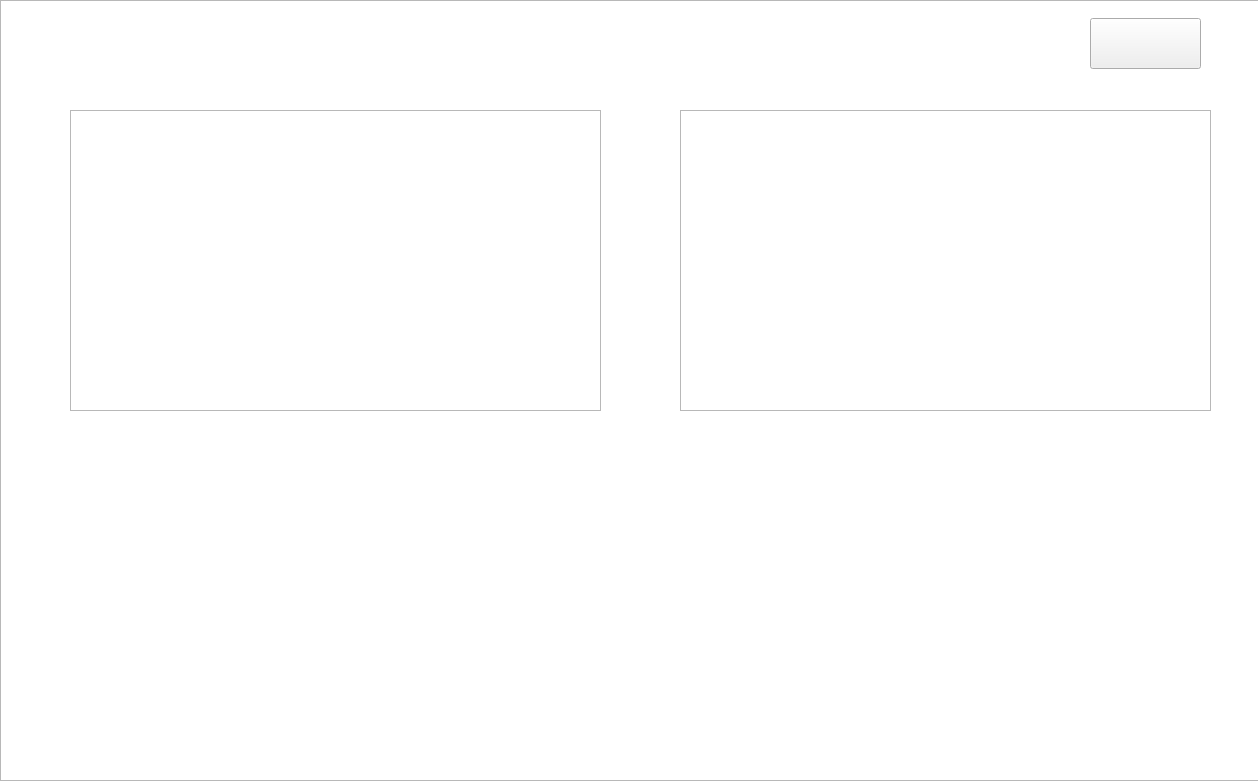
The window that ui/view.ui (Algostu/chungyo) describes before a commit, drawn with Qt 5.
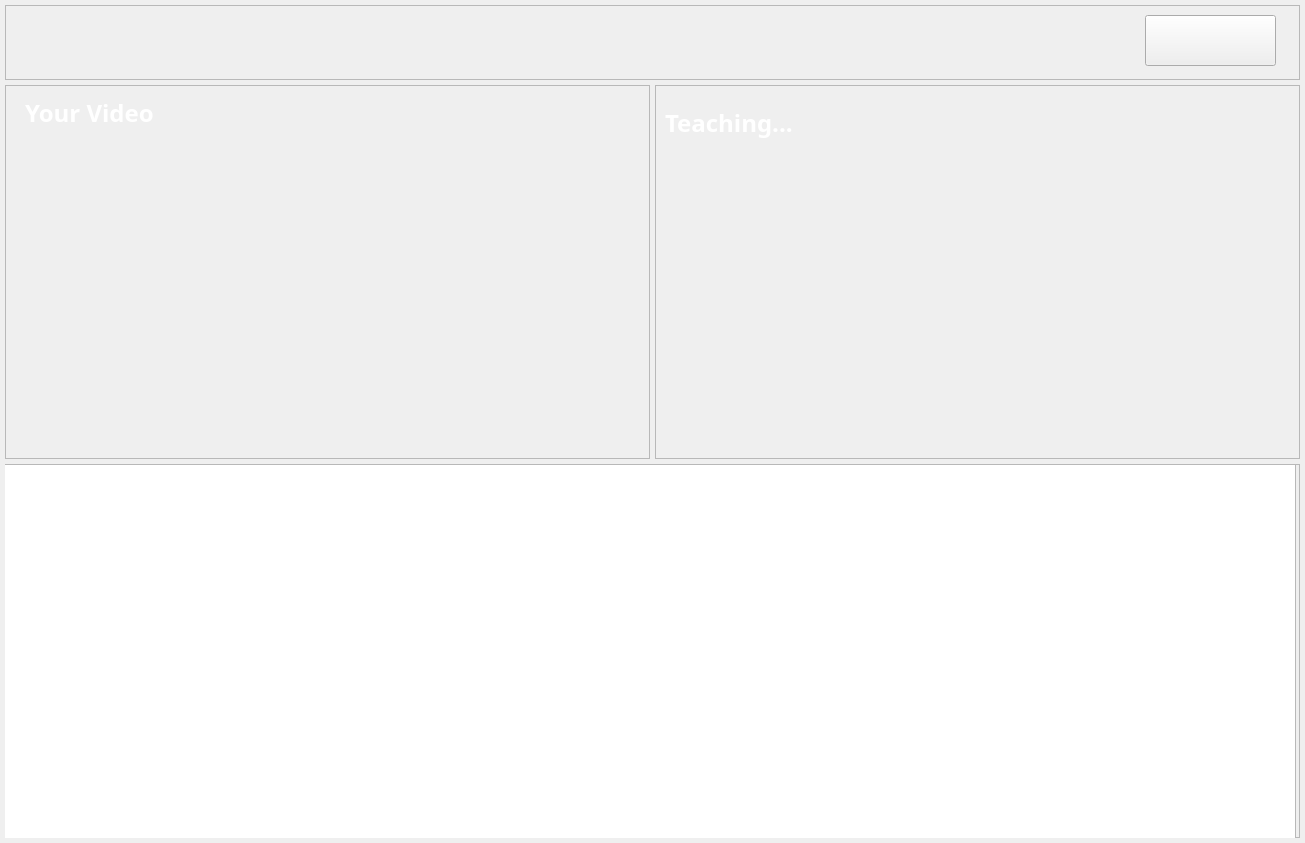
The same window after the commit. Icons and pictures are not drawn.

The edit to the form file:
```diff
--- a/ui/view.ui
+++ b/ui/view.ui
@@ -6,8 +6,8 @@
    <rect>
     <x>0</x>
     <y>0</y>
-    <width>1258</width>
-    <height>781</height>
+    <width>1305</width>
+    <height>843</height>
    </rect>
   </property>
   <property name="windowTitle">
@@ -17,12 +17,36 @@
    <string notr="true"># background-image: url(:/overall/image/back.png);</string>
   </property>
   <widget class="QWidget" name="centralwidget">
+   <layout class="QGridLayout" name="gridLayout" rowstretch="1,5,5">
+    <property name="leftMargin">
+     <number>5</number>
+    </property>
+    <property name="topMargin">
+     <number>5</number>
+    </property>
+    <property name="rightMargin">
+     <number>5</number>
+    </property>
+    <property name="bottomMargin">
+     <number>5</number>
+    </property>
+    <property name="spacing">
+     <number>5</number>
+    </property>
+    <item row="0" column="0" colspan="2">
+     <widget class="QFrame" name="frame_4">
+      <property name="frameShape">
+       <enum>QFrame::StyledPanel</enum>
+      </property>
+      <property name="frameShadow">
+       <enum>QFrame::Raised</enum>
+      </property>
    <widget class="QLabel" name="label">
     <property name="geometry">
      <rect>
-      <x>61</x>
-      <y>19</y>
-      <width>201</width>
+         <x>20</x>
+         <y>10</y>
+         <width>231</width>
       <height>37</height>
      </rect>
     </property>
@@ -34,47 +58,39 @@
      <string/>
     </property>
    </widget>
-   <widget class="QLabel" name="label_2">
+      <widget class="QPushButton" name="next">
     <property name="geometry">
      <rect>
-      <x>61</x>
-      <y>67</y>
-      <width>555</width>
-      <height>364</height>
+         <x>1140</x>
+         <y>10</y>
+         <width>131</width>
+         <height>51</height>
      </rect>
     </property>
     <property name="styleSheet">
-     <string notr="true">border-image: url(:/overall/image/gray_rectangle.png);
-</string>
+        <string notr="true">border-image: url(:/overall/image/next.png);</string>
     </property>
     <property name="text">
      <string/>
     </property>
    </widget>
-   <widget class="QLabel" name="label_3">
-    <property name="geometry">
-     <rect>
-      <x>668</x>
-      <y>70</y>
-      <width>554</width>
-      <height>361</height>
-     </rect>
-    </property>
-    <property name="styleSheet">
-     <string notr="true">border-image: url(:/overall/image/gray_rectangle.png);
-</string>
-    </property>
-    <property name="text">
-     <string/>
-    </property>
-   </widget>
-   <widget class="QLabel" name="label_4">
+     </widget>
+    </item>
+    <item row="1" column="0">
+     <widget class="QFrame" name="frame">
+      <property name="frameShape">
+       <enum>QFrame::StyledPanel</enum>
+      </property>
+      <property name="frameShadow">
+       <enum>QFrame::Raised</enum>
+      </property>
+      <widget class="QLabel" name="origin">
     <property name="geometry">
      <rect>
-      <x>60</x>
-      <y>450</y>
-      <width>1161</width>
-      <height>321</height>
+         <x>0</x>
+         <y>0</y>
+         <width>640</width>
+         <height>360</height>
      </rect>
     </property>
     <property name="styleSheet">
@@ -88,8 +104,8 @@
    <widget class="QLabel" name="label_7">
     <property name="geometry">
      <rect>
-      <x>90</x>
-      <y>80</y>
+         <x>20</x>
+         <y>10</y>
       <width>151</width>
       <height>36</height>
      </rect>
@@ -109,12 +125,39 @@
      <string>Your Video</string>
     </property>
    </widget>
+     </widget>
+    </item>
+    <item row="1" column="1">
+     <widget class="QFrame" name="frame_2">
+      <property name="frameShape">
+       <enum>QFrame::StyledPanel</enum>
+      </property>
+      <property name="frameShadow">
+       <enum>QFrame::Raised</enum>
+      </property>
+      <widget class="QLabel" name="copy">
+       <property name="geometry">
+        <rect>
+         <x>0</x>
+         <y>0</y>
+         <width>640</width>
+         <height>360</height>
+        </rect>
+       </property>
+       <property name="styleSheet">
+        <string notr="true">border-image: url(:/overall/image/gray_rectangle.png);
+</string>
+       </property>
+       <property name="text">
+        <string/>
+       </property>
+      </widget>
    <widget class="QLabel" name="label_8">
     <property name="geometry">
      <rect>
-      <x>710</x>
-      <y>90</y>
-      <width>211</width>
+         <x>10</x>
+         <y>20</y>
+         <width>151</width>
       <height>36</height>
      </rect>
     </property>
@@ -133,11 +176,21 @@
      <string>Teaching...</string>
     </property>
    </widget>
+     </widget>
+    </item>
+    <item row="2" column="0" colspan="2">
+     <widget class="QFrame" name="frame_3">
+      <property name="frameShape">
+       <enum>QFrame::StyledPanel</enum>
+      </property>
+      <property name="frameShadow">
+       <enum>QFrame::Raised</enum>
+      </property>
    <widget class="QLabel" name="label_9">
     <property name="geometry">
      <rect>
-      <x>100</x>
-      <y>460</y>
+         <x>30</x>
+         <y>10</y>
       <width>151</width>
       <height>36</height>
      </rect>
@@ -157,95 +210,24 @@
      <string>Graph</string>
     </property>
    </widget>
-   <widget class="QPushButton" name="next">
-    <property name="geometry">
-     <rect>
-      <x>1090</x>
-      <y>18</y>
-      <width>111</width>
-      <height>51</height>
-     </rect>
-    </property>
-    <property name="styleSheet">
-     <string notr="true">border-image: url(:/overall/image/next.png);</string>
-    </property>
-    <property name="text">
-     <string/>
-    </property>
-   </widget>
-   <widget class="QFrame" name="frame2">
-    <property name="geometry">
-     <rect>
-      <x>680</x>
-      <y>110</y>
-      <width>531</width>
-      <height>301</height>
-     </rect>
-    </property>
-    <property name="frameShape">
-     <enum>QFrame::StyledPanel</enum>
-    </property>
-    <property name="frameShadow">
-     <enum>QFrame::Raised</enum>
-    </property>
-   </widget>
-   <widget class="QFrame" name="frame1">
-    <property name="geometry">
-     <rect>
-      <x>70</x>
-      <y>110</y>
-      <width>531</width>
-      <height>301</height>
-     </rect>
-    </property>
-    <property name="frameShape">
-     <enum>QFrame::StyledPanel</enum>
-    </property>
-    <property name="frameShadow">
-     <enum>QFrame::Raised</enum>
-    </property>
-   </widget>
    <widget class="QListWidget" name="graph">
     <property name="geometry">
      <rect>
-      <x>110</x>
-      <y>500</y>
-      <width>1081</width>
-      <height>261</height>
-     </rect>
-    </property>
-    <property name="styleSheet">
-     <string notr="true">background-color: rgba(255, 255, 255, 0);</string>
-    </property>
-    <property name="frameShape">
-     <enum>QFrame::NoFrame</enum>
-    </property>
-   </widget>
-   <widget class="QGraphicsView" name="graphicsView">
-    <property name="geometry">
-     <rect>
-      <x>0</x>
+         <x>-20</x>
       <y>0</y>
-      <width>1271</width>
-      <height>781</height>
+         <width>1311</width>
+         <height>391</height>
      </rect>
     </property>
     <property name="styleSheet">
-     <string notr="true">background-image: url(:/overall/image/back.png);</string>
-    </property>
-   </widget>
-   <zorder>graphicsView</zorder>
-   <zorder>label</zorder>
-   <zorder>label_2</zorder>
-   <zorder>label_3</zorder>
-   <zorder>label_4</zorder>
-   <zorder>label_7</zorder>
-   <zorder>label_8</zorder>
-   <zorder>label_9</zorder>
-   <zorder>next</zorder>
-   <zorder>frame2</zorder>
-   <zorder>frame1</zorder>
+        <string notr="true">border-image: url(:/overall/image/gray_rectangle.png);</string>
+       </property>
+      </widget>
    <zorder>graph</zorder>
+      <zorder>label_9</zorder>
+     </widget>
+    </item>
+   </layout>
   </widget>
  </widget>
  <resources>
```
Left out of the diff: 4 changed lines with no effect on the pictures. Lines whose indentation alone changed are shown as unchanged.
